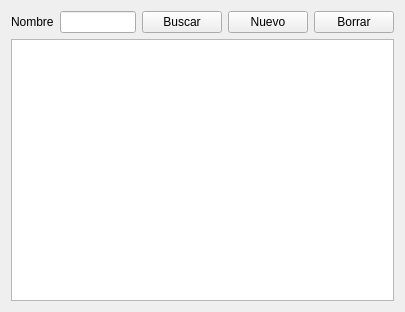
The window that banta/res/ui/users.ui (jerobarraco/banta) describes before a commit, drawn with Qt 5.
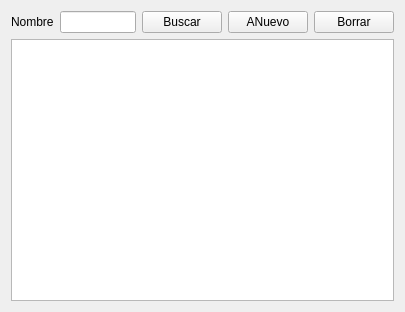
The same window after the commit.

```diff
--- a/banta/res/ui/users.ui
+++ b/banta/res/ui/users.ui
@@ -36,7 +36,7 @@
      <item>
       <widget class="QPushButton" name="bUNew">
        <property name="text">
-        <string>Nuevo</string>
+        <string>ANuevo</string>
        </property>
       </widget>
      </item>
```
